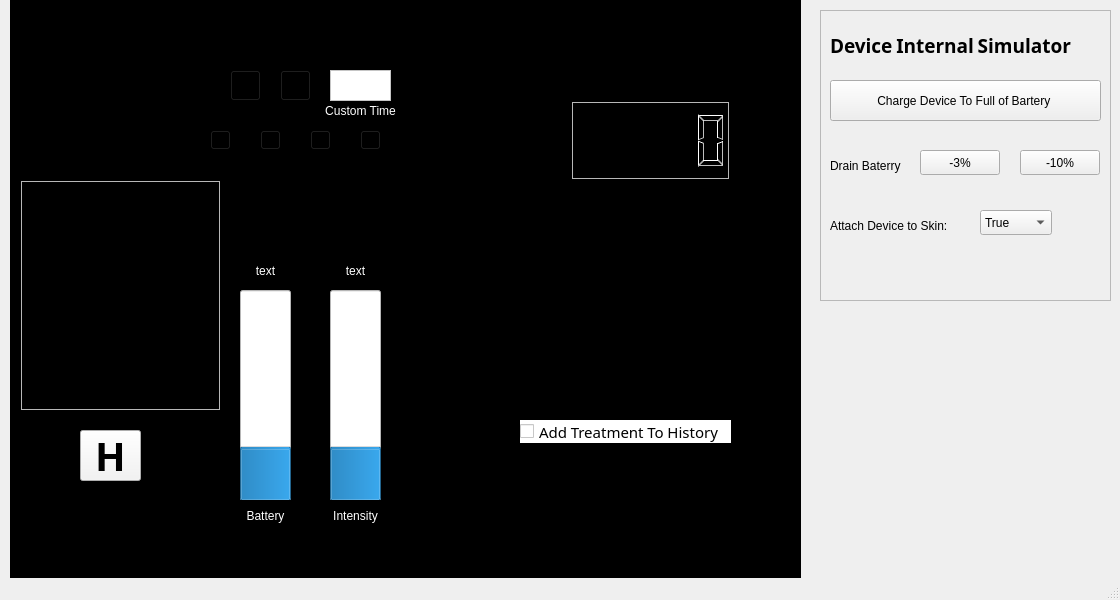
First picture: the form in MLGproject/mainwindow.ui, repository MinhThong14/Cranial-Electrical-Stimulation-Device-Simulator, before the edit.
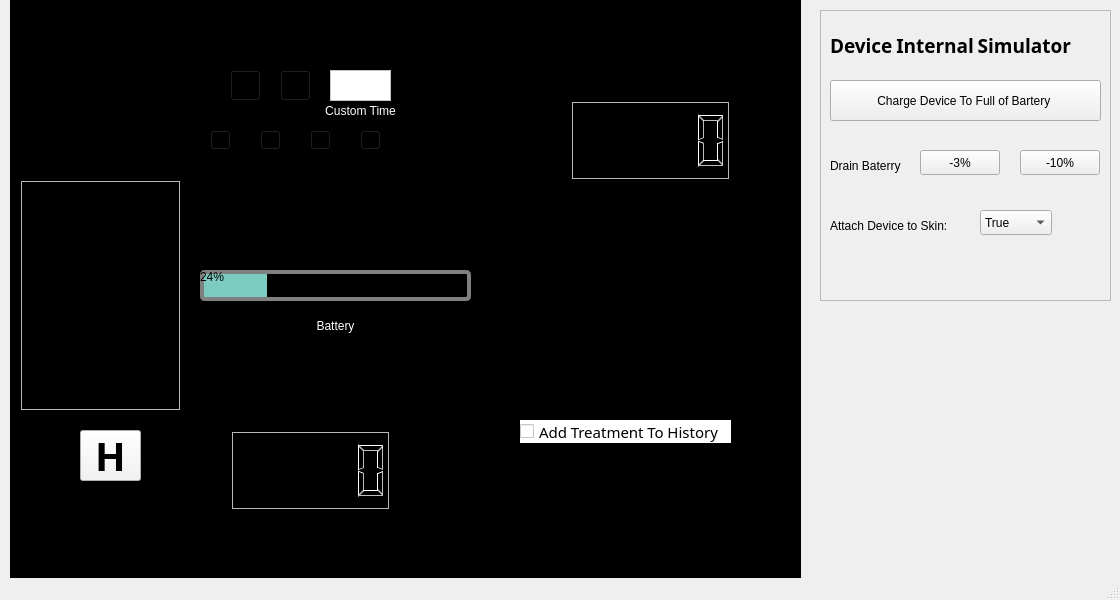
Second picture: the form after the edit. Icons and pictures are not drawn.

Commit message: Battery, treatment time and intensity are now updated on the GUI.

```diff
--- a/MLGproject/mainwindow.ui
+++ b/MLGproject/mainwindow.ui
@@ -305,8 +305,8 @@
     <widget class="QLabel" name="tDCS">
      <property name="geometry">
       <rect>
-       <x>270</x>
-       <y>220</y>
+       <x>290</x>
+       <y>210</y>
        <width>61</width>
        <height>21</height>
       </rect>
@@ -327,206 +327,6 @@
       <string/>
      </property>
     </widget>
-    <widget class="QLabel" name="bar1">
-     <property name="geometry">
-      <rect>
-       <x>230</x>
-       <y>500</y>
-       <width>141</width>
-       <height>21</height>
-      </rect>
-     </property>
-     <property name="styleSheet">
-      <string notr="true">#bar1{
-	background-color: transparent;
-	border-image: url(:/pngs/bar1.png);
-	background: none;
-	border: none;
-	background-repeat: none;
-}
-onButton:pressed{
-	border-left: 1px solid rgb(110,144,76);
-}</string>
-     </property>
-     <property name="text">
-      <string/>
-     </property>
-    </widget>
-    <widget class="QLabel" name="bar2">
-     <property name="geometry">
-      <rect>
-       <x>230</x>
-       <y>470</y>
-       <width>141</width>
-       <height>21</height>
-      </rect>
-     </property>
-     <property name="styleSheet">
-      <string notr="true">#bar2{
-	background-color: transparent;
-	border-image: url(:/pngs/bar2.png);
-	background: none;
-	border: none;
-	background-repeat: none;
-}
-onButton:pressed{
-	border-left: 1px solid rgb(110,144,76);
-}</string>
-     </property>
-     <property name="text">
-      <string/>
-     </property>
-    </widget>
-    <widget class="QLabel" name="bar3">
-     <property name="geometry">
-      <rect>
-       <x>230</x>
-       <y>440</y>
-       <width>141</width>
-       <height>21</height>
-      </rect>
-     </property>
-     <property name="styleSheet">
-      <string notr="true">#bar3{
-	background-color: transparent;
-	border-image: url(:/pngs/bar3.png);
-	background: none;
-	border: none;
-	background-repeat: none;
-}
-onButton:pressed{
-	border-left: 1px solid rgb(110,144,76);
-}</string>
-     </property>
-     <property name="text">
-      <string/>
-     </property>
-    </widget>
-    <widget class="QLabel" name="bar4">
-     <property name="geometry">
-      <rect>
-       <x>230</x>
-       <y>410</y>
-       <width>141</width>
-       <height>21</height>
-      </rect>
-     </property>
-     <property name="styleSheet">
-      <string notr="true">#bar4{
-	background-color: transparent;
-	border-image: url(:/pngs/bar4.png);
-	background: none;
-	border: none;
-	background-repeat: none;
-}
-onButton:pressed{
-	border-left: 1px solid rgb(110,144,76);
-}</string>
-     </property>
-     <property name="text">
-      <string/>
-     </property>
-    </widget>
-    <widget class="QLabel" name="bar5">
-     <property name="geometry">
-      <rect>
-       <x>230</x>
-       <y>380</y>
-       <width>141</width>
-       <height>21</height>
-      </rect>
-     </property>
-     <property name="styleSheet">
-      <string notr="true">#bar5{
-	background-color: transparent;
-	border-image: url(:/pngs/bar5.png);
-	background: none;
-	border: none;
-	background-repeat: none;
-}
-onButton:pressed{
-	border-left: 1px solid rgb(110,144,76);
-}</string>
-     </property>
-     <property name="text">
-      <string/>
-     </property>
-    </widget>
-    <widget class="QLabel" name="bar6">
-     <property name="geometry">
-      <rect>
-       <x>230</x>
-       <y>350</y>
-       <width>141</width>
-       <height>21</height>
-      </rect>
-     </property>
-     <property name="styleSheet">
-      <string notr="true">#bar6{
-	background-color: transparent;
-	border-image: url(:/pngs/bar6.png);
-	background: none;
-	border: none;
-	background-repeat: none;
-}
-onButton:pressed{
-	border-left: 1px solid rgb(110,144,76);
-}</string>
-     </property>
-     <property name="text">
-      <string/>
-     </property>
-    </widget>
-    <widget class="QLabel" name="bar7">
-     <property name="geometry">
-      <rect>
-       <x>230</x>
-       <y>320</y>
-       <width>141</width>
-       <height>21</height>
-      </rect>
-     </property>
-     <property name="styleSheet">
-      <string notr="true">#bar7{
-	background-color: transparent;
-	border-image: url(:/pngs/bar7.png);
-	background: none;
-	border: none;
-	background-repeat: none;
-}
-onButton:pressed{
-	border-left: 1px solid rgb(110,144,76);
-}</string>
-     </property>
-     <property name="text">
-      <string/>
-     </property>
-    </widget>
-    <widget class="QLabel" name="bar8">
-     <property name="geometry">
-      <rect>
-       <x>230</x>
-       <y>290</y>
-       <width>141</width>
-       <height>21</height>
-      </rect>
-     </property>
-     <property name="styleSheet">
-      <string notr="true">#bar8{
-	background-color: transparent;
-	border-image: url(:/pngs/bar8.png);
-	background: none;
-	border: none;
-	background-repeat: none;
-}
-onButton:pressed{
-	border-left: 1px solid rgb(110,144,76);
-}</string>
-     </property>
-     <property name="text">
-      <string/>
-     </property>
-    </widget>
     <widget class="QPushButton" name="upButton">
      <property name="geometry">
       <rect>
@@ -668,7 +468,7 @@
       <rect>
        <x>10</x>
        <y>180</y>
-       <width>201</width>
+       <width>161</width>
        <height>231</height>
       </rect>
      </property>
@@ -1254,132 +1054,6 @@
       <string/>
      </property>
     </widget>
-    <widget class="QProgressBar" name="batteryBar">
-     <property name="geometry">
-      <rect>
-       <x>230</x>
-       <y>290</y>
-       <width>51</width>
-       <height>211</height>
-      </rect>
-     </property>
-     <property name="styleSheet">
-      <string notr="true">background-color: rgb(255, 255, 255);</string>
-     </property>
-     <property name="value">
-      <number>24</number>
-     </property>
-     <property name="orientation">
-      <enum>Qt::Vertical</enum>
-     </property>
-     <property name="invertedAppearance">
-      <bool>false</bool>
-     </property>
-     <property name="format">
-      <string>%p%</string>
-     </property>
-    </widget>
-    <widget class="QProgressBar" name="intensityBar">
-     <property name="geometry">
-      <rect>
-       <x>320</x>
-       <y>290</y>
-       <width>51</width>
-       <height>211</height>
-      </rect>
-     </property>
-     <property name="styleSheet">
-      <string notr="true">background-color: rgb(255, 255, 255);</string>
-     </property>
-     <property name="value">
-      <number>24</number>
-     </property>
-     <property name="orientation">
-      <enum>Qt::Vertical</enum>
-     </property>
-     <property name="invertedAppearance">
-      <bool>false</bool>
-     </property>
-     <property name="format">
-      <string>%p%</string>
-     </property>
-    </widget>
-    <widget class="QLabel" name="batteryLevel">
-     <property name="geometry">
-      <rect>
-       <x>230</x>
-       <y>260</y>
-       <width>51</width>
-       <height>21</height>
-      </rect>
-     </property>
-     <property name="styleSheet">
-      <string notr="true">color: rgb(255, 255, 255);</string>
-     </property>
-     <property name="text">
-      <string>text</string>
-     </property>
-     <property name="alignment">
-      <set>Qt::AlignCenter</set>
-     </property>
-    </widget>
-    <widget class="QLabel" name="intensityLevel">
-     <property name="geometry">
-      <rect>
-       <x>320</x>
-       <y>260</y>
-       <width>51</width>
-       <height>21</height>
-      </rect>
-     </property>
-     <property name="styleSheet">
-      <string notr="true">color: rgb(255, 255, 255);</string>
-     </property>
-     <property name="text">
-      <string>text</string>
-     </property>
-     <property name="alignment">
-      <set>Qt::AlignCenter</set>
-     </property>
-    </widget>
-    <widget class="QLabel" name="batteryLabel">
-     <property name="geometry">
-      <rect>
-       <x>230</x>
-       <y>500</y>
-       <width>51</width>
-       <height>31</height>
-      </rect>
-     </property>
-     <property name="styleSheet">
-      <string notr="true">color: rgb(255, 255, 255);</string>
-     </property>
-     <property name="text">
-      <string>Battery</string>
-     </property>
-     <property name="alignment">
-      <set>Qt::AlignCenter</set>
-     </property>
-    </widget>
-    <widget class="QLabel" name="intensityLabel">
-     <property name="geometry">
-      <rect>
-       <x>320</x>
-       <y>500</y>
-       <width>51</width>
-       <height>31</height>
-      </rect>
-     </property>
-     <property name="styleSheet">
-      <string notr="true">color: rgb(255, 255, 255);</string>
-     </property>
-     <property name="text">
-      <string>Intensity</string>
-     </property>
-     <property name="alignment">
-      <set>Qt::AlignCenter</set>
-     </property>
-    </widget>
     <widget class="QLabel" name="customTimeLabel">
      <property name="geometry">
       <rect>
@@ -1538,6 +1212,89 @@
       <bool>false</bool>
      </property>
     </widget>
+    <widget class="QLCDNumber" name="intensityCounter">
+     <property name="enabled">
+      <bool>false</bool>
+     </property>
+     <property name="geometry">
+      <rect>
+       <x>220</x>
+       <y>430</y>
+       <width>161</width>
+       <height>81</height>
+      </rect>
+     </property>
+     <property name="font">
+      <font>
+       <family>Noto Sans Adlam</family>
+       <pointsize>16</pointsize>
+       <weight>75</weight>
+       <bold>true</bold>
+      </font>
+     </property>
+     <property name="styleSheet">
+      <string notr="true">alternate-background-color: rgb(233, 232, 5);</string>
+     </property>
+     <property name="frameShape">
+      <enum>QFrame::Box</enum>
+     </property>
+     <property name="lineWidth">
+      <number>2</number>
+     </property>
+     <property name="midLineWidth">
+      <number>1</number>
+     </property>
+     <property name="smallDecimalPoint">
+      <bool>false</bool>
+     </property>
+     <property name="segmentStyle">
+      <enum>QLCDNumber::Outline</enum>
+     </property>
+    </widget>
+    <widget class="QProgressBar" name="batteryBar">
+     <property name="geometry">
+      <rect>
+       <x>190</x>
+       <y>270</y>
+       <width>271</width>
+       <height>31</height>
+      </rect>
+     </property>
+     <property name="styleSheet">
+      <string notr="true">QProgressBar {
+     border: 4px solid grey;
+     border-radius: 5px;
+     background-color: #000000;
+ }
+
+ QProgressBar::chunk {
+     background-color: #7bcbc0;
+ }</string>
+     </property>
+     <property name="value">
+      <number>24</number>
+     </property>
+    </widget>
+    <widget class="QLabel" name="batteryLabel">
+     <property name="geometry">
+      <rect>
+       <x>280</x>
+       <y>310</y>
+       <width>91</width>
+       <height>31</height>
+      </rect>
+     </property>
+     <property name="styleSheet">
+      <string notr="true">color: rgb(255, 255, 255);
+font: 75 18pt &quot;Noto Sans&quot;;</string>
+     </property>
+     <property name="text">
+      <string>Battery</string>
+     </property>
+     <property name="alignment">
+      <set>Qt::AlignCenter</set>
+     </property>
+    </widget>
    </widget>
    <widget class="QFrame" name="Background_2">
     <property name="geometry">
```
The commit also changes 3 other files.
